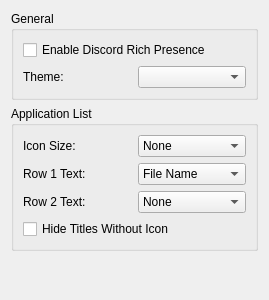
Above: src/citra/configuration/configure_ui.ui from GreenAmaranthine/citra before the change. Below: the same form after it.
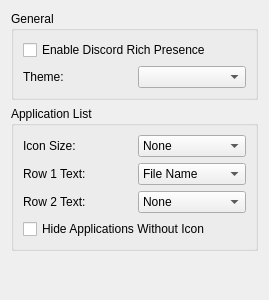
That is the form after the change.

Diff of the .ui file:
```diff
--- a/src/citra/configuration/configure_ui.ui
+++ b/src/citra/configuration/configure_ui.ui
@@ -174,7 +174,7 @@
         <item>
          <widget class="QCheckBox" name="toggle_hide_no_icon">
           <property name="text">
-           <string>Hide Titles Without Icon</string>
+           <string>Hide Applications Without Icon</string>
           </property>
          </widget>
         </item>
```
